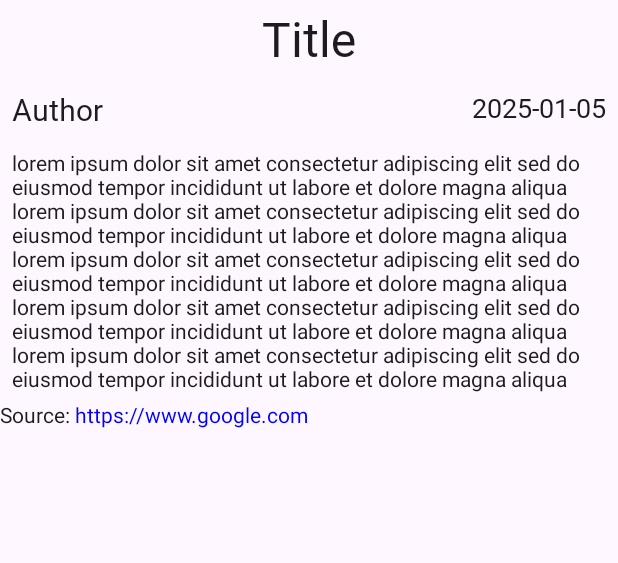
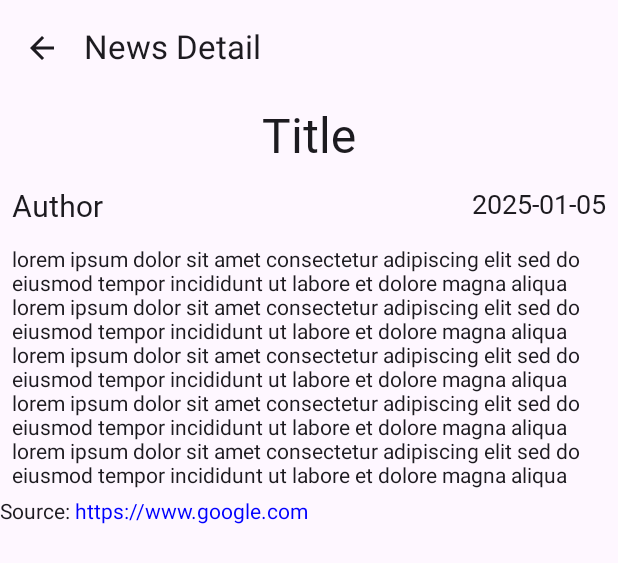
Before and after one commit to fcascan/NewsReaderApp, an Android app built with Jetpack Compose: the @Preview function NewsDetailScreenPortraitPreview, on a phone screen of 412 x 824 dp. Shown: the top 563 px of the screen. Run offline under Robolectric (Android 15) with nearby library versions, the phone set to English and light mode, and no system bars; our stand-ins replace Dagger/Hilt's generated code; Roboto replaces fonts that are not available here.

Commit message:
back navigation added

```diff
--- a/app/src/main/java/com/fcascan/newsreaderapp/ui/viewmodels/NewsDetailScreenViewModel.kt
+++ b/app/src/main/java/com/fcascan/newsreaderapp/ui/viewmodels/NewsDetailScreenViewModel.kt
@@ -1,6 +1,5 @@
 package com.fcascan.newsreaderapp.ui.viewmodels
 
-import android.util.Log
 import androidx.lifecycle.ViewModel
 import androidx.lifecycle.viewModelScope
 import com.fcascan.newsreaderapp.models.NewsModel
--- a/app/src/main/java/com/fcascan/newsreaderapp/ui/views/NewsDetailScreen.kt
+++ b/app/src/main/java/com/fcascan/newsreaderapp/ui/views/NewsDetailScreen.kt
@@ -1,5 +1,6 @@
 package com.fcascan.newsreaderapp.ui.views
 
+import android.util.Log
 import androidx.compose.foundation.gestures.scrollable
 import androidx.compose.foundation.layout.Arrangement
 import androidx.compose.foundation.layout.Column
@@ -7,8 +8,14 @@ import androidx.compose.foundation.layout.Row
 import androidx.compose.foundation.layout.fillMaxSize
 import androidx.compose.foundation.layout.fillMaxWidth
 import androidx.compose.foundation.layout.padding
+import androidx.compose.material.icons.Icons
+import androidx.compose.material.icons.filled.ArrowBack
+import androidx.compose.material3.ExperimentalMaterial3Api
+import androidx.compose.material3.Icon
+import androidx.compose.material3.IconButton
 import androidx.compose.material3.Scaffold
 import androidx.compose.material3.Text
+import androidx.compose.material3.TopAppBar
 import androidx.compose.runtime.Composable
 import androidx.compose.runtime.collectAsState
 import androidx.compose.ui.Alignment
@@ -29,6 +36,7 @@ import com.fcascan.newsreaderapp.ui.theme.MyFonts
 import com.fcascan.newsreaderapp.ui.viewmodels.NewsDetailScreenViewModel
 import com.fcascan.newsreaderapp.use_cases.GetNewsByNewsIdUseCase
 
+@OptIn(ExperimentalMaterial3Api::class)
 @Composable
 fun NewsDetailScreen(
     newsId: Long?,
@@ -40,7 +48,26 @@ fun NewsDetailScreen(
     val news = viewModel.news.collectAsState().value
     viewModel.getNewsByNewsId(newsId)
 
-    Scaffold(modifier = Modifier.fillMaxSize()) { paddingValues ->
+    Scaffold(
+        modifier = Modifier.fillMaxSize(),
+        topBar = {
+            TopAppBar(
+                title = {
+                    Text(text = "News Detail")
+                },
+                navigationIcon = {
+                    IconButton(
+                        onClick = {
+                            Log.d(TAG, "Back button clicked")
+                            navigateBack()
+                        }
+                    ) {
+                        Icon(Icons.Filled.ArrowBack, contentDescription = "Back")
+                    }
+                }
+            )
+        }
+    ) { paddingValues ->
         if (news == null) {
             LoadingIndicator()
         } else {
--- a/app/src/main/java/com/fcascan/newsreaderapp/ui/views/UsersScreen.kt
+++ b/app/src/main/java/com/fcascan/newsreaderapp/ui/views/UsersScreen.kt
@@ -49,7 +49,7 @@ fun UsersScreen(
                         lastName = item.lastName,
                         avatarUrl = item.avatarUrl,
                         onClick = {
-                            Log.d("UsersScreen", "User clicked -> ${item.id}")
+                            Log.d(TAG, "User clicked -> ${item.id}")
                             navigateToUserMap(item.id)
                         },
                     )
```
Also changed, not shown: app/src/main/java/com/fcascan/newsreaderapp/ui/views/UserMapScreen.kt (+36 -4 lines).
